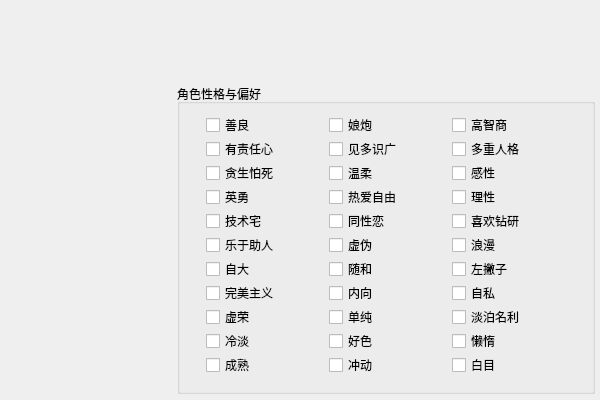
The window that src/coeus/coeus_client_qt/character_creator_characteristic_page.ui (AngryPowman/Coeus) describes before a commit, drawn with Qt 5.
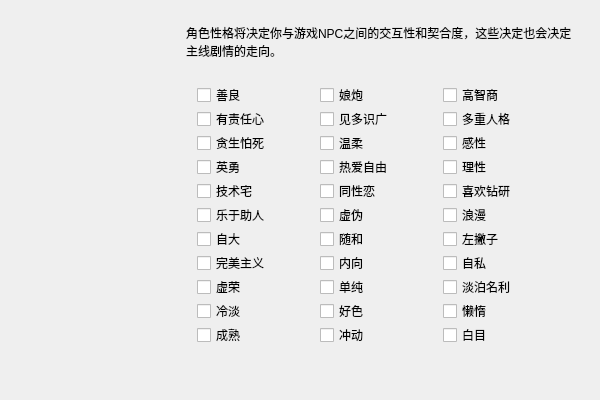
The same window after the commit.

Commit message: inflect the interface for character creator

Diff of the .ui file:
```diff
--- a/src/coeus/coeus_client_qt/character_creator_characteristic_page.ui
+++ b/src/coeus/coeus_client_qt/character_creator_characteristic_page.ui
@@ -25,23 +25,11 @@
   <property name="windowTitle">
    <string>性格特征</string>
   </property>
-  <widget class="QGroupBox" name="groupBox">
+  <widget class="QWidget" name="layoutWidget">
    <property name="geometry">
     <rect>
-     <x>177</x>
-     <y>84</y>
-     <width>418</width>
-     <height>310</height>
-    </rect>
-   </property>
-   <property name="title">
-    <string>角色性格与偏好</string>
-   </property>
-   <widget class="QWidget" name="">
-    <property name="geometry">
-     <rect>
-      <x>18</x>
-      <y>21</y>
+     <x>186</x>
+     <y>75</y>
       <width>385</width>
       <height>280</height>
      </rect>
@@ -280,6 +268,31 @@
      </item>
     </layout>
    </widget>
+  <widget class="QLabel" name="label">
+   <property name="geometry">
+    <rect>
+     <x>186</x>
+     <y>18</y>
+     <width>391</width>
+     <height>49</height>
+    </rect>
+   </property>
+   <property name="font">
+    <font>
+     <pointsize>9</pointsize>
+     <stylestrategy>PreferAntialias</stylestrategy>
+     <kerning>true</kerning>
+    </font>
+   </property>
+   <property name="text">
+    <string>&lt;html&gt;&lt;head/&gt;&lt;body&gt;&lt;p&gt;角色性格将决定你与游戏NPC之间的交互性和契合度，这些决定也会决定主线剧情的走向。&lt;/p&gt;&lt;/body&gt;&lt;/html&gt;</string>
+   </property>
+   <property name="textFormat">
+    <enum>Qt::AutoText</enum>
+   </property>
+   <property name="wordWrap">
+    <bool>true</bool>
+   </property>
   </widget>
  </widget>
  <layoutdefault spacing="6" margin="11"/>
```
Lines whose indentation alone changed are shown as unchanged. The commit also changes 31 other files.
